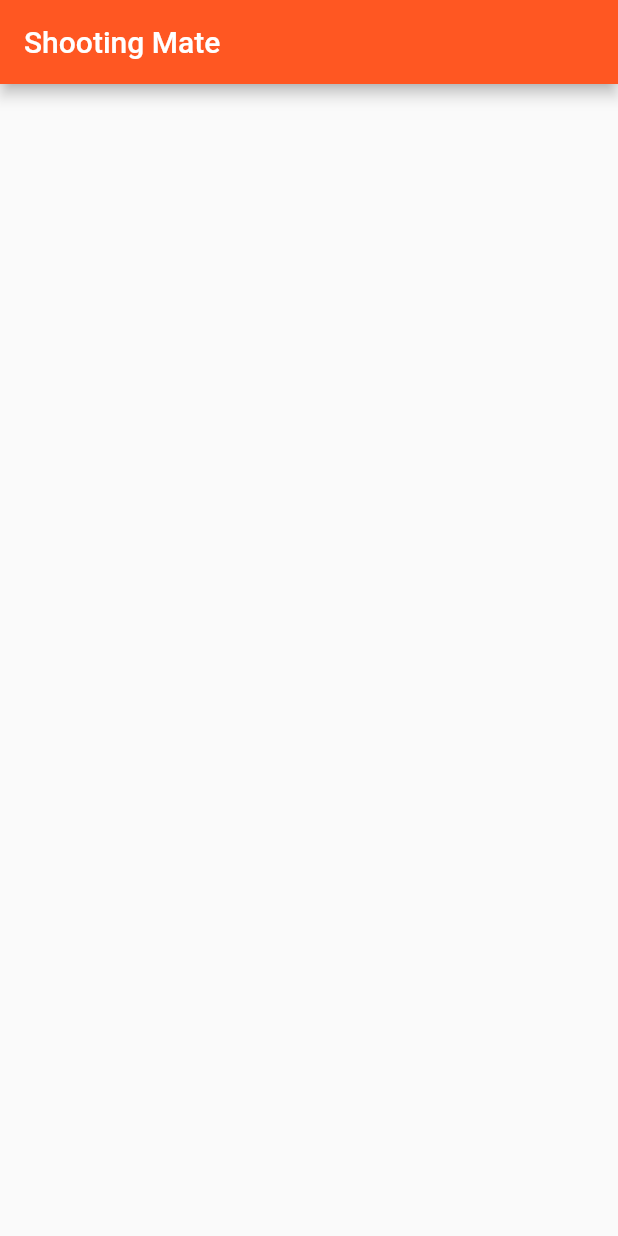
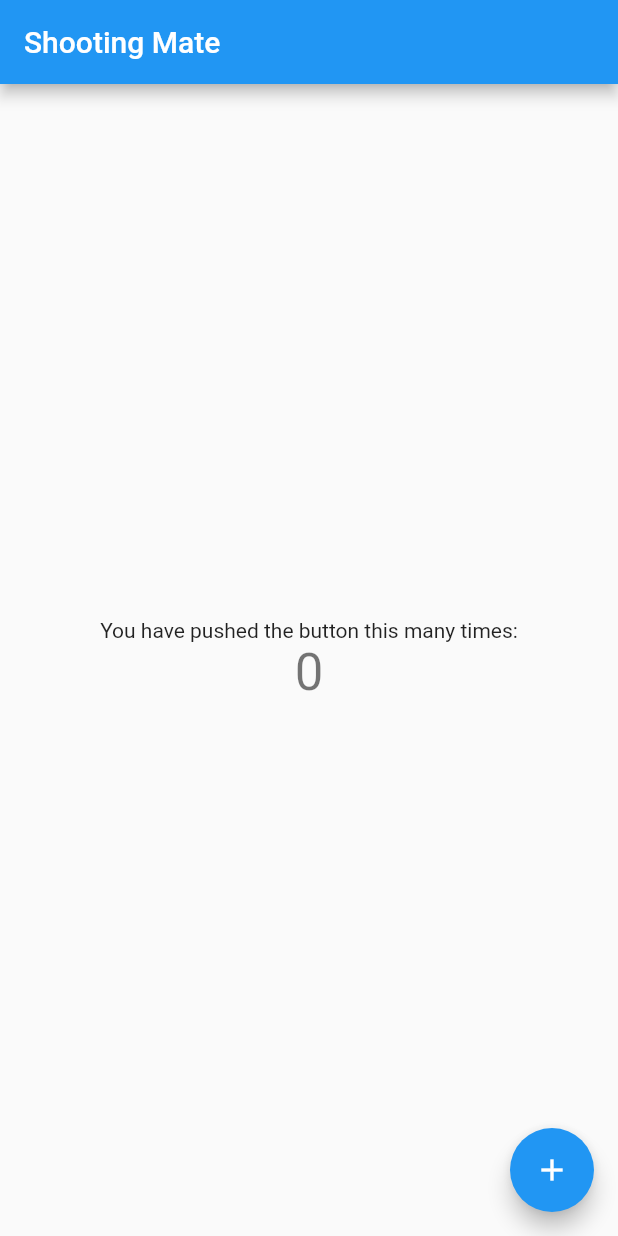
Before and after one commit to Shooting-Mate/mobileapp, a Flutter app: the screen it shows after launch, on a phone screen of 412 x 824 dp. Run offline on Flutter 3.47's test engine with Material 2 defaults, Android fonts, the phone set to English and light mode, and no system bars.

```diff
--- a/lib/main.dart
+++ b/lib/main.dart
@@ -11,7 +11,19 @@ class MyApp extends StatelessWidget {
     return MaterialApp(
       title: 'Shooting Mate',
       theme: ThemeData(
-        primarySwatch: Colors.deepOrange,
+        // This is the theme of your application.
+        //
+        // Try running your application with "flutter run". You'll see the
+        // application has a blue toolbar. Then, without quitting the app, try
+        // changing the primarySwatch below to Colors.green and then invoke
+        // "hot reload" (press "r" in the console where you ran "flutter run",
+        // or simply save your changes to "hot reload" in a Flutter IDE).
+        // Notice that the counter didn't reset back to zero; the application
+        // is not restarted.
+        primarySwatch: Colors.blue,
+        // This makes the visual density adapt to the platform that you run
+        // the app on. For desktop platforms, the controls will be smaller and
+        // closer together (more dense) than on mobile platforms.
         visualDensity: VisualDensity.adaptivePlatformDensity,
       ),
       home: MyHomePage(title: 'Shooting Mate'),
@@ -21,6 +33,16 @@ class MyApp extends StatelessWidget {
 
 class MyHomePage extends StatefulWidget {
   MyHomePage({Key key, this.title}) : super(key: key);
+
+  // This widget is the home page of your application. It is stateful, meaning
+  // that it has a State object (defined below) that contains fields that affect
+  // how it looks.
+
+  // This class is the configuration for the state. It holds the values (in this
+  // case the title) provided by the parent (in this case the App widget) and
+  // used by the build method of the State. Fields in a Widget subclass are
+  // always marked "final".
+
   final String title;
 
   @override
@@ -28,13 +50,68 @@ class MyHomePage extends StatefulWidget {
 }
 
 class _MyHomePageState extends State<MyHomePage> {
+  int _counter = 0;
+
+  void _incrementCounter() {
+    setState(() {
+      // This call to setState tells the Flutter framework that something has
+      // changed in this State, which causes it to rerun the build method below
+      // so that the display can reflect the updated values. If we changed
+      // _counter without calling setState(), then the build method would not be
+      // called again, and so nothing would appear to happen.
+      _counter++;
+    });
+  }
+
   @override
   Widget build(BuildContext context) {
+    // This method is rerun every time setState is called, for instance as done
+    // by the _incrementCounter method above.
+    //
+    // The Flutter framework has been optimized to make rerunning build methods
+    // fast, so that you can just rebuild anything that needs updating rather
+    // than having to individually change instances of widgets.
     return Scaffold(
       appBar: AppBar(
+        // Here we take the value from the MyHomePage object that was created by
+        // the App.build method, and use it to set our appbar title.
         title: Text(widget.title),
       ),
-      body: Center(),
+      body: Center(
+        // Center is a layout widget. It takes a single child and positions it
+        // in the middle of the parent.
+        child: Column(
+          // Column is also a layout widget. It takes a list of children and
+          // arranges them vertically. By default, it sizes itself to fit its
+          // children horizontally, and tries to be as tall as its parent.
+          //
+          // Invoke "debug painting" (press "p" in the console, choose the
+          // "Toggle Debug Paint" action from the Flutter Inspector in Android
+          // Studio, or the "Toggle Debug Paint" command in Visual Studio Code)
+          // to see the wireframe for each widget.
+          //
+          // Column has various properties to control how it sizes itself and
+          // how it positions its children. Here we use mainAxisAlignment to
+          // center the children vertically; the main axis here is the vertical
+          // axis because Columns are vertical (the cross axis would be
+          // horizontal).
+          mainAxisAlignment: MainAxisAlignment.center,
+          children: <Widget>[
+            Text(
+              'You have pushed the button this many times:',
+            ),
+            Text(
+              '$_counter',
+              style: Theme.of(context).textTheme.headline4,
+            ),
+          ],
+        ),
+      ),
+      floatingActionButton: FloatingActionButton(
+        onPressed: _incrementCounter,
+        tooltip: 'Increment',
+        child: Icon(Icons.add),
+      ), // This trailing comma makes auto-formatting nicer for build methods.
     );
   }
 }
```
Also changed, not shown: 2 other files.
